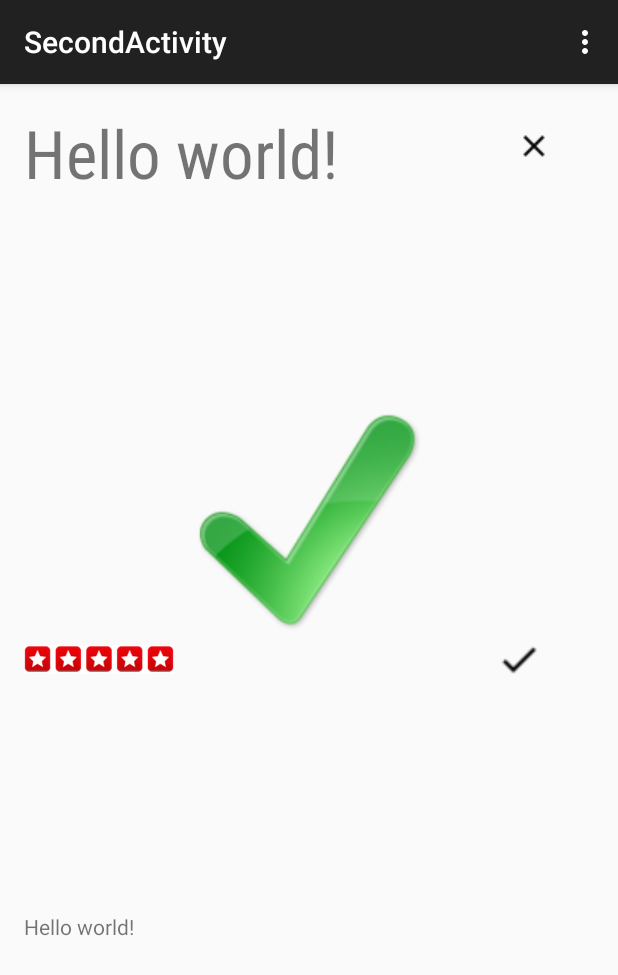
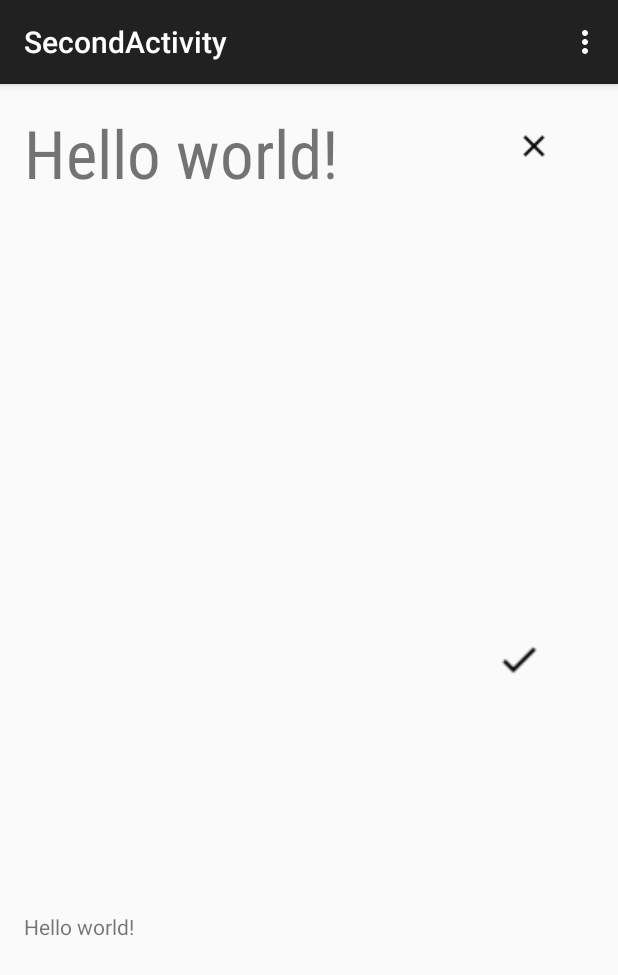
Before and after one commit to timmui/eatr, an Android app: the SecondActivity screen opened directly, with no data from a screen before it, on a phone screen of 412 x 824 dp. Shown: the top 975 px of the screen. Run offline under Robolectric (Android 15) with nearby library versions, the phone set to English and light mode, and no system bars; 5 statements that could not run were skipped.

Commit message:
last thing

```diff
--- a/Android/Eatr/app/src/main/java/nofluxgiven/science/eatr/SecondActivity.java
+++ b/Android/Eatr/app/src/main/java/nofluxgiven/science/eatr/SecondActivity.java
@@ -4,6 +4,9 @@ import android.app.ActionBar;
 import android.app.Activity;
 import android.content.Intent;
 import android.content.res.Resources;
+import android.graphics.Bitmap;
+import android.graphics.BitmapFactory;
+import android.graphics.drawable.BitmapDrawable;
 import android.support.v7.app.ActionBarActivity;
 import android.os.Bundle;
 import android.util.Log;
@@ -18,23 +21,48 @@ import com.andtinder.model.CardModel;
 import com.andtinder.view.CardContainer;
 import com.andtinder.view.SimpleCardStackAdapter;
 
+import org.w3c.dom.Text;
+
+import java.io.IOException;
+import java.net.URL;
 
 
 public class SecondActivity extends ActionBarActivity {
+    private static Restaurant restaurantInfo;
+    public void giveRestaurantInfo(Restaurant restaurants)
+    {
+        restaurantInfo = restaurants;
+    }
     @Override
     protected void onCreate(Bundle savedInstanceState) {
         super.onCreate(savedInstanceState);
         setContentView(R.layout.activity_second);
         View decorView = getWindow().getDecorView();
-// Hide the status bar.
+
+        //Setting the picture
+        ImageView restaurantpicture = (ImageView) findViewById(R.id.like);
+        Bitmap bmap = getImageBitmap(restaurantInfo.getImageUrl());
+        restaurantpicture.setImageBitmap(bmap);
+
+        TextView description = (TextView)findViewById(R.id.description);
+        description.setText(restaurantInfo.getAddress().replaceAll("([|])"," ") + "\n" + restaurantInfo.getPhone() + "\n" + "Distance" + restaurantInfo.getDistance());
+
+        ImageView rating = (ImageView) findViewById(R.id.Rating);
+        Bitmap bitmap2 = getImageBitmap(restaurantInfo.getRatingImageUrl());
+        rating.setImageBitmap(bitmap2);
+
+        TextView title = (TextView) findViewById(R.id.title);
+        title.setText(restaurantInfo.getName());
+
+        // Hide the status bar.
         int uiOptions = View.SYSTEM_UI_FLAG_FULLSCREEN;
         decorView.setSystemUiVisibility(uiOptions);
-// Remember that you should never show the action bar if the
-// status bar is hidden, so hide that too if necessary.
+        // Remember that you should never show the action bar if the
+        // status bar is hidden, so hide that too if necessary.
         ActionBar actionBar = getActionBar();
         actionBar.hide();
-        ImageView restaurantPicture = (ImageView) findViewById(R.id.exit);
-        restaurantPicture.setOnClickListener(new View.OnClickListener() {
+        ImageView exit = (ImageView) findViewById(R.id.exit);
+        exit.setOnClickListener(new View.OnClickListener() {
             @Override
             public void onClick(View view) {
                 System.out.println("image clicked...");
@@ -43,6 +71,7 @@ public class SecondActivity extends ActionBarActivity {
                 startActivity(intent);
             }
         });
+
     }
 
     @Override
@@ -66,4 +95,14 @@ public class SecondActivity extends ActionBarActivity {
 
         return super.onOptionsItemSelected(item);
     }
+    public static Bitmap getImageBitmap (String link){
+        Bitmap bmp = null;
+        try {
+            URL url = new URL(link);
+            bmp = BitmapFactory.decodeStream(url.openConnection().getInputStream());
+        } catch (IOException e){
+            e.printStackTrace();
+        }
+        return bmp;
+    }
 }
```
